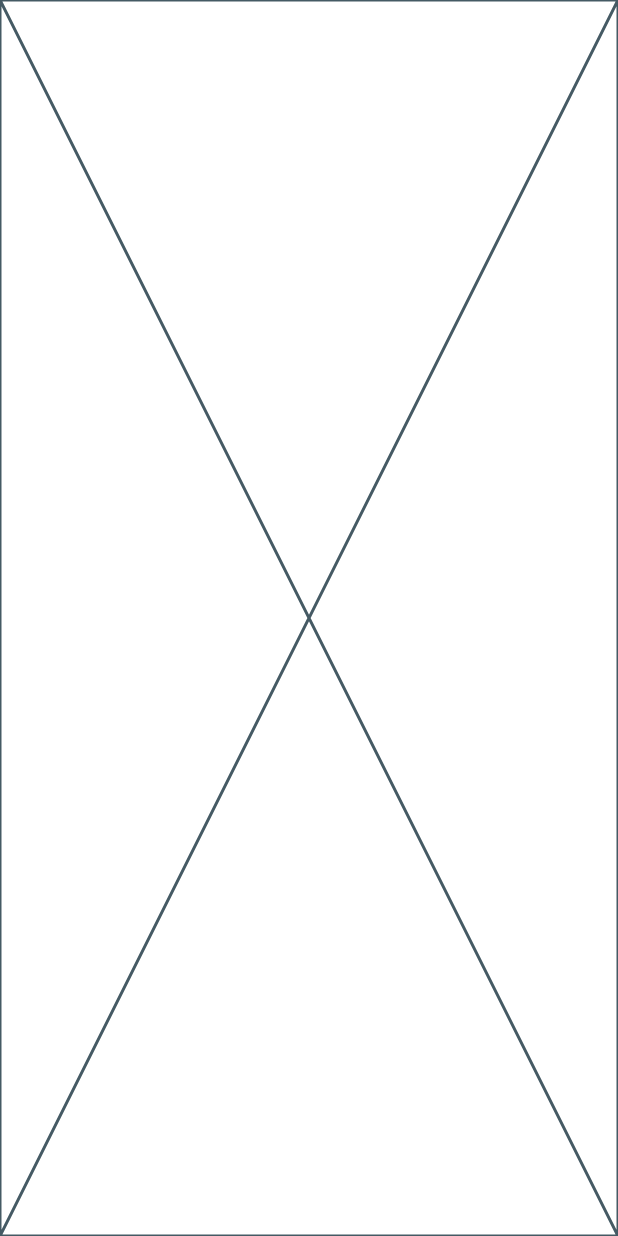
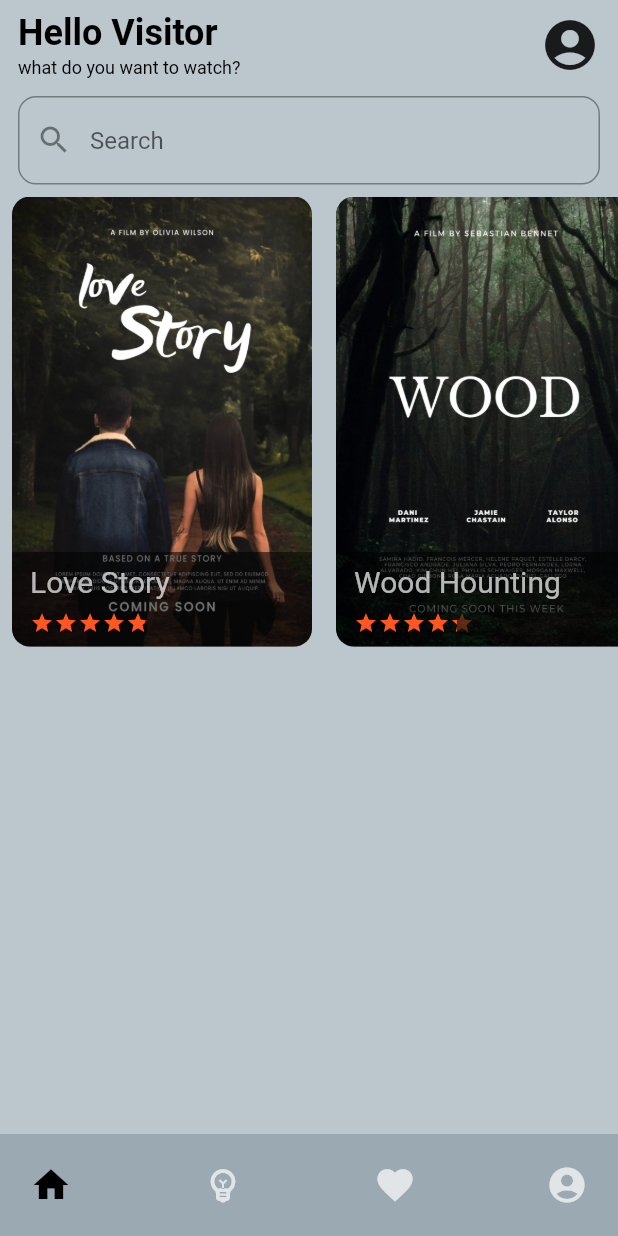
Before and after one commit to bilardos29/xtramiletest, a Flutter app: the screen it shows after launch, on a phone screen of 412 x 824 dp. Run offline on Flutter 3.47's test engine with Material 2 defaults, Android fonts, the phone set to English and light mode, and no system bars; drawn by our look-alikes of flutter_rating_bar; our stand-ins replace dio.

Commit message:
add header widget update bottom menu update movie card

```diff
--- a/lib/main.dart
+++ b/lib/main.dart
@@ -12,12 +12,10 @@ class MyApp extends StatelessWidget {
   @override
   Widget build(BuildContext context) {
     return MaterialApp(
-      title: 'Xtramiles',
-      theme: ThemeData(
-        colorScheme: ColorScheme.fromSeed(seedColor: Colors.black54),
-        useMaterial3: true,
-      ),
-      home: const HomePage(),
-    );
+        debugShowCheckedModeBanner: false,
+        theme: ThemeData(
+          scaffoldBackgroundColor: Colors.white,
+        ),
+        home: const HomePage());
   }
 }
--- a/lib/models/bottom_menu_model.dart
+++ b/lib/models/bottom_menu_model.dart
@@ -3,8 +3,12 @@ import 'package:flutter/cupertino.dart';
 class BottomMenuModel {
   final String title;
   final IconData image;
+  final bool isSelected;
   final VoidCallback onClick;
 
-  BottomMenuModel({required this.title, required this.image, required this.onClick});
-
+  BottomMenuModel(
+      {required this.title,
+      required this.image,
+      this.isSelected = false,
+      required this.onClick});
 }
--- a/lib/screens/home_page/view.dart
+++ b/lib/screens/home_page/view.dart
@@ -1,4 +1,10 @@
 import 'package:flutter/material.dart';
+import 'package:xtramilemobiletest/models/movie_model.dart';
+import 'package:xtramilemobiletest/utils/color.dart';
+import 'package:xtramilemobiletest/widgets/movie_card_big_widget.dart';
+
+import '../../widgets/bottom_menu_widget.dart';
+import '../../widgets/header_widget.dart';
 
 class HomePage extends StatefulWidget {
   const HomePage({Key? key}) : super(key: key);
@@ -10,6 +16,42 @@ class HomePage extends StatefulWidget {
 class _HomePageState extends State<HomePage> {
   @override
   Widget build(BuildContext context) {
-    return const Placeholder();
+    return Scaffold(
+      backgroundColor: AppColor.skate.shade200,
+      bottomNavigationBar: const BottomMenuWidget(),
+      body: SafeArea(
+        child: Stack(children: [
+          ListView(
+            children: [
+              const HeaderWidget(name: 'Visitor'),
+              Container(
+                height: 300,
+                child: ListView(
+                  shrinkWrap: true,
+                  scrollDirection: Axis.horizontal,
+                  children: [
+                    MovieCardBig(
+                        model: MovieModel(
+                            title: "Love Story",
+                            posterPath: "imgmovie1.png",
+                            voteAverage: 4.8)),
+                    MovieCardBig(
+                        model: MovieModel(
+                            title: "Wood Hounting",
+                            posterPath: "imgmovie2.png",
+                            voteAverage: 4.3)),
+                    MovieCardBig(
+                        model: MovieModel(
+                            title: "Wood Hounting 2",
+                            posterPath: "imgmovie2.png",
+                            voteAverage: 3.5))
+                  ],
+                ),
+              ),
+            ],
+          ),
+        ]),
+      ),
+    );
   }
 }
--- /dev/null
+++ b/lib/utils/color.dart
@@ -0,0 +1,21 @@
+import 'package:flutter/material.dart';
+
+class AppColor {
+  static const int _skatePrimary = 0xFF587081;
+  static const MaterialColor skate = MaterialColor(
+    _skatePrimary,
+    <int, Color>{
+      100: Color(0xFFdee2e6),
+      200: Color(0xFFbcc6cd),
+      300: Color(0xFF9ba9b3),
+      400: Color(0xFF798d9a),
+      500: Color(0xFF587081),
+    },
+  );
+
+
+  static const info = Color(0xFFffd872);
+  static const success = Color(0xFF00a76a);
+  static const warning = Color(0xFFf45c08);
+  static const error = Color(0xFFfa2f2f);
+}
--- a/lib/widgets/bottom_menu_widget.dart
+++ b/lib/widgets/bottom_menu_widget.dart
@@ -1,5 +1,7 @@
 import 'package:flutter/material.dart';
 import 'package:xtramilemobiletest/models/bottom_menu_model.dart';
+
+import '../utils/color.dart';
 
 class BottomMenuWidget extends StatelessWidget {
   const BottomMenuWidget({Key? key}) : super(key: key);
@@ -7,23 +9,31 @@ class BottomMenuWidget extends StatelessWidget {
   @override
   Widget build(BuildContext context) {
     return Container(
+      color: AppColor.skate.shade300,
       padding: const EdgeInsets.all(12),
       child: Row(
-        mainAxisAlignment: MainAxisAlignment.spaceEvenly,
+        mainAxisAlignment: MainAxisAlignment.spaceBetween,
         crossAxisAlignment: CrossAxisAlignment.center,
         children: [
           BotttomMenuIcon(
               model: BottomMenuModel(
-                  title: "Home", image: Icons.home, onClick: () {})),
+                  title: "Home",
+                  image: Icons.home,
+                  isSelected: true,
+                  onClick: () {})),
           BotttomMenuIcon(
               model: BottomMenuModel(
-                  title: "Discover", image: Icons.emoji_objects_outlined, onClick: () {})),
+                  title: "Discover",
+                  image: Icons.emoji_objects_outlined,
+                  onClick: () {})),
           BotttomMenuIcon(
               model: BottomMenuModel(
                   title: "Favorite", image: Icons.favorite, onClick: () {})),
           BotttomMenuIcon(
               model: BottomMenuModel(
-                  title: "Account", image: Icons.account_circle, onClick: () {})),
+                  title: "Account",
+                  image: Icons.account_circle,
+                  onClick: () {})),
         ],
       ),
     );
@@ -38,6 +48,11 @@ class BotttomMenuIcon extends StatelessWidget {
   @override
   Widget build(BuildContext context) {
     return Container(
-        padding: const EdgeInsets.all(8), child: Icon(model.image, size: 24));
+        padding: const EdgeInsets.all(8),
+        child: Icon(
+          model.image,
+          size: 28,
+          color: model.isSelected ? Colors.black : Colors.white70,
+        ));
   }
 }
--- /dev/null
+++ b/lib/widgets/header_widget.dart
@@ -0,0 +1,62 @@
+import 'package:flutter/material.dart';
+
+class HeaderWidget extends StatelessWidget {
+  final String? name;
+
+  const HeaderWidget({required this.name, Key? key}) : super(key: key);
+
+  @override
+  Widget build(BuildContext context) {
+    return Container(
+      padding: const EdgeInsets.symmetric(horizontal: 12, vertical: 8),
+      child: Column(
+        children: [
+          Row(
+            mainAxisAlignment: MainAxisAlignment.spaceBetween,
+            crossAxisAlignment: CrossAxisAlignment.center,
+            children: [
+              Column(
+                crossAxisAlignment: CrossAxisAlignment.start,
+                children: [
+                  Text("Hello $name",
+                      style: const TextStyle(
+                          color: Colors.black,
+                          fontWeight: FontWeight.bold,
+                          fontSize: 24)),
+                  SizedBox(height: 2),
+                  const Text("what do you want to watch?",
+                      style:
+                          const TextStyle(color: Colors.black, fontSize: 12)),
+                ],
+              ),
+              const AccountImage()
+            ],
+          ),
+          SizedBox(height: 12),
+          TextField(
+              decoration: InputDecoration(
+            prefixIcon: Icon(Icons.search),
+            border: OutlineInputBorder(borderRadius: BorderRadius.circular(12)),
+            hintText: "Search",
+          )),
+        ],
+      ),
+    );
+  }
+}
+
+class AccountImage extends StatelessWidget {
+  const AccountImage({Key? key}) : super(key: key);
+
+  @override
+  Widget build(BuildContext context) {
+    return Container(
+      width: 40,
+      height: 40,
+      decoration: BoxDecoration(
+        borderRadius: BorderRadius.circular(20),
+      ),
+      child: const Icon(Icons.account_circle, size: 40),
+    );
+  }
+}
--- a/lib/widgets/movie_card_big.dart
+++ /dev/null
@@ -1,57 +0,0 @@
-import 'package:flutter/material.dart';
-import 'package:flutter_rating_bar/flutter_rating_bar.dart';
-import 'package:xtramilemobiletest/models/movie_model.dart';
-
-class MovieCardBig extends StatelessWidget {
-  final MovieModel model;
-
-  const MovieCardBig({required this.model, Key? key}) : super(key: key);
-
-  @override
-  Widget build(BuildContext context) {
-    return Stack(
-      children: [
-        Image.asset("", fit: BoxFit.fill),
-        MovieCardDetail(title: "", detail: "", rate: 0),
-      ],
-    );
-  }
-}
-
-class MovieCardDetail extends StatelessWidget {
-  final String title;
-  final String detail;
-  final double rate;
-
-  MovieCardDetail(
-      {required this.title, required this.detail, required this.rate, Key? key})
-      : super(key: key);
-
-  @override
-  Widget build(BuildContext context) {
-    return Container(
-      padding: const EdgeInsets.symmetric(horizontal: 12, vertical: 8),
-      child: Row(
-        mainAxisAlignment: MainAxisAlignment.spaceBetween,
-        crossAxisAlignment: CrossAxisAlignment.center,
-        children: [
-          Column(
-            children: [
-              Text(title),
-              Text(detail),
-            ],
-          ),
-          RatingBarIndicator(
-            rating: rate,
-            itemBuilder: (context, index) =>
-                const Icon(Icons.star, color: Colors.deepOrangeAccent),
-            itemCount: 5,
-            itemSize: 50.0,
-            unratedColor: Colors.amber.withAlpha(50),
-            direction: Axis.horizontal,
-          )
-        ],
-      ),
-    );
-  }
-}
--- /dev/null
+++ b/lib/widgets/movie_card_big_widget.dart
@@ -0,0 +1,69 @@
+import 'package:flutter/material.dart';
+import 'package:flutter_rating_bar/flutter_rating_bar.dart';
+import 'package:xtramilemobiletest/models/movie_model.dart';
+
+class MovieCardBig extends StatelessWidget {
+  final MovieModel model;
+
+  const MovieCardBig({required this.model, Key? key}) : super(key: key);
+
+  @override
+  Widget build(BuildContext context) {
+    return Container(
+      width: 200,
+      height: 300,
+      decoration: BoxDecoration(
+          image: DecorationImage(
+              image: AssetImage("images/${model.posterPath}"),
+              fit: BoxFit.fill),
+          borderRadius: BorderRadius.circular(12)),
+      margin: const EdgeInsets.symmetric(horizontal: 8),
+      child: Column(
+        mainAxisAlignment: MainAxisAlignment.end,
+        children: [
+          MovieCardDetail(
+              title: model.title ?? "", rate: model.voteAverage ?? 0),
+        ],
+      ),
+    );
+  }
+}
+
+class MovieCardDetail extends StatelessWidget {
+  final String title;
+  final double rate;
+
+  const MovieCardDetail({required this.title, required this.rate, Key? key})
+      : super(key: key);
+
+  @override
+  Widget build(BuildContext context) {
+    return Container(
+      decoration: const BoxDecoration(
+          color: Colors.black54,
+          borderRadius: BorderRadius.only(
+              bottomLeft: Radius.circular(12),
+              bottomRight: Radius.circular(12))),
+      alignment: Alignment.centerLeft,
+      padding: const EdgeInsets.symmetric(horizontal: 12, vertical: 8),
+      child: Column(
+        mainAxisAlignment: MainAxisAlignment.start,
+        crossAxisAlignment: CrossAxisAlignment.start,
+        children: [
+          Text(title,
+              style: const TextStyle(color: Colors.white70, fontSize: 20)),
+          const SizedBox(height: 8),
+          RatingBarIndicator(
+            rating: rate,
+            itemBuilder: (context, index) =>
+                const Icon(Icons.star, color: Colors.deepOrange),
+            itemCount: 5,
+            itemSize: 16.0,
+            unratedColor: Colors.deepOrange.withAlpha(90),
+            direction: Axis.horizontal,
+          )
+        ],
+      ),
+    );
+  }
+}
--- a/pubspec.yaml
+++ b/pubspec.yaml
@@ -27,9 +27,9 @@ flutter:
   uses-material-design: true
 
   # To add assets to your application, add an assets section, like this:
-  # assets:
-  #   - images/a_dot_burr.jpeg
-  #   - images/a_dot_ham.jpeg
+  assets:
+     - images/imgmovie1.png
+     - images/imgmovie2.png
 
   # An image asset can refer to one or more resolution-specific "variants", see
   # https://flutter.dev/assets-and-images/#resolution-aware
```
Also changed, not shown: images/imgmovie1.png (added), images/imgmovie2.png (added).
